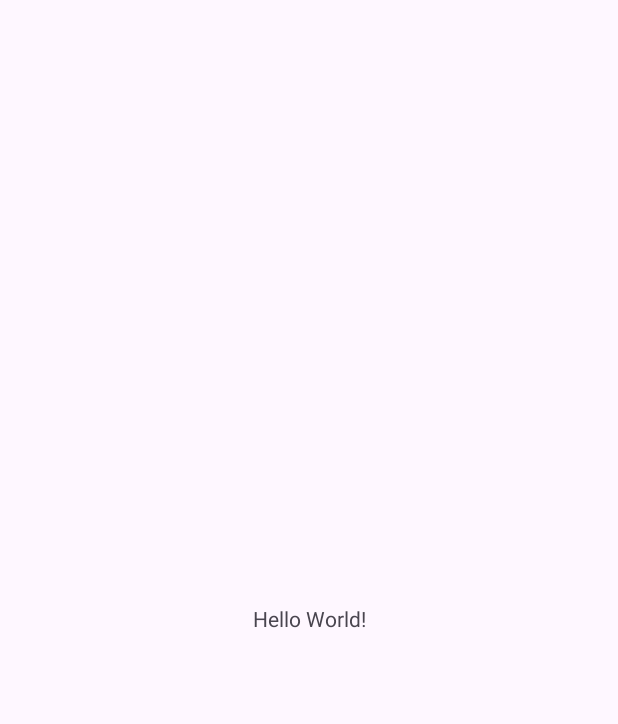
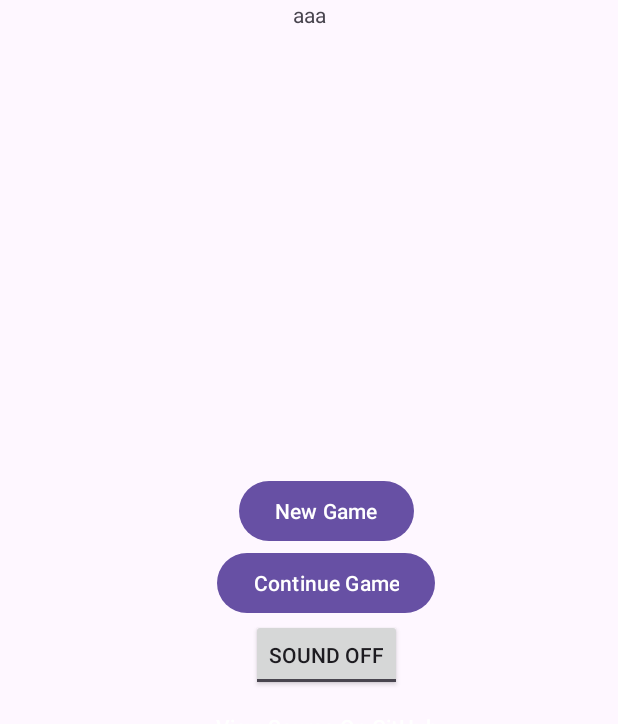
Before and after one commit to aaaa1597/AndKotlin-Breakout, an Android app: the screen it shows after launch (MainActivity), on a phone screen of 412 x 824 dp. Before the commit the part shown is almost empty. Shown: the top 724 px of the screen. Run offline under Robolectric (Android 15) with nearby library versions, the phone set to English and light mode, and no system bars.

Commit message:
UI作成中

```diff
--- a/app/src/main/java/com/dhbikoff/breakout/MainActivity.java
+++ b/app/src/main/java/com/dhbikoff/breakout/MainActivity.java
@@ -14,11 +14,13 @@ public class MainActivity extends AppCompatActivity {
     protected void onCreate(Bundle savedInstanceState) {
         super.onCreate(savedInstanceState);
         EdgeToEdge.enable(this);
-        setContentView(R.layout.activity_main);
+        setContentView(R.layout.splash);
         ViewCompat.setOnApplyWindowInsetsListener(findViewById(R.id.main), (v, insets) -> {
             Insets systemBars = insets.getInsets(WindowInsetsCompat.Type.systemBars());
             v.setPadding(systemBars.left, systemBars.top, systemBars.right, systemBars.bottom);
             return insets;
         });
+
+
     }
 }
--- a/app/src/main/res/layout/activity_main.xml
+++ /dev/null
@@ -1,20 +0,0 @@
-<?xml version="1.0" encoding="utf-8"?>
-<androidx.constraintlayout.widget.ConstraintLayout
-    xmlns:android="http://schemas.android.com/apk/res/android"
-    xmlns:app="http://schemas.android.com/apk/res-auto"
-    xmlns:tools="http://schemas.android.com/tools"
-    android:id="@+id/main"
-    android:layout_width="match_parent"
-    android:layout_height="match_parent"
-    tools:context=".MainActivity">
-
-    <TextView
-        android:layout_width="wrap_content"
-        android:layout_height="wrap_content"
-        android:text="Hello World!"
-        app:layout_constraintBottom_toBottomOf="parent"
-        app:layout_constraintEnd_toEndOf="parent"
-        app:layout_constraintStart_toStartOf="parent"
-        app:layout_constraintTop_toTopOf="parent" />
-
-</androidx.constraintlayout.widget.ConstraintLayout>
--- /dev/null
+++ b/app/src/main/res/layout/splash.xml
@@ -0,0 +1,66 @@
+<?xml version="1.0" encoding="utf-8"?>
+<androidx.constraintlayout.widget.ConstraintLayout
+    xmlns:android="http://schemas.android.com/apk/res/android"
+    xmlns:app="http://schemas.android.com/apk/res-auto"
+    xmlns:tools="http://schemas.android.com/tools"
+    android:id="@+id/main"
+    android:layout_width="match_parent"
+    android:layout_height="match_parent"
+    tools:context=".MainActivity">
+
+    <TextView
+        android:id="@+id/hiScoreView"
+        android:layout_width="wrap_content"
+        android:layout_height="wrap_content"
+        android:text="@string/score"
+        app:layout_constraintEnd_toEndOf="parent"
+        app:layout_constraintStart_toStartOf="parent"
+        app:layout_constraintTop_toTopOf="parent" />
+
+    <Button
+        android:id="@+id/newGameButton"
+        android:layout_width="wrap_content"
+        android:layout_height="wrap_content"
+        android:layout_marginTop="1dp"
+        android:text="@string/launch"
+        app:layout_constraintBottom_toTopOf="@+id/contGameButton"
+        app:layout_constraintEnd_toEndOf="@+id/hiScoreView"
+        app:layout_constraintStart_toEndOf="@+id/hiScoreView"
+        app:layout_constraintTop_toTopOf="parent"
+        app:layout_constraintVertical_chainStyle="packed" />
+
+    <Button
+        android:id="@+id/contGameButton"
+        android:layout_width="wrap_content"
+        android:layout_height="wrap_content"
+        android:text="@string/cont"
+        app:layout_constraintBottom_toTopOf="@+id/soundToggleButton"
+        app:layout_constraintEnd_toEndOf="@+id/hiScoreView"
+        app:layout_constraintStart_toEndOf="@+id/hiScoreView"
+        app:layout_constraintTop_toBottomOf="@+id/newGameButton" />
+
+    <ToggleButton
+        android:id="@+id/soundToggleButton"
+        android:layout_width="wrap_content"
+        android:layout_height="wrap_content"
+        android:text="@string/sound"
+        android:textOff="Sound OFF"
+        android:textOn="Sound ON"
+        app:layout_constraintBottom_toTopOf="@+id/sourceTextView"
+        app:layout_constraintEnd_toEndOf="@+id/hiScoreView"
+        app:layout_constraintStart_toEndOf="@+id/hiScoreView"
+        app:layout_constraintTop_toBottomOf="@+id/contGameButton" />
+
+    <Button
+        android:id="@+id/sourceTextView"
+        android:layout_width="wrap_content"
+        android:layout_height="wrap_content"
+        android:background="@android:color/transparent"
+        android:text="@string/source"
+        app:layout_constraintBottom_toBottomOf="parent"
+        app:layout_constraintEnd_toEndOf="@+id/hiScoreView"
+        app:layout_constraintStart_toEndOf="@+id/hiScoreView"
+        app:layout_constraintTop_toBottomOf="@+id/soundToggleButton" />
+
+
+</androidx.constraintlayout.widget.ConstraintLayout>
--- a/app/src/main/res/values/strings.xml
+++ b/app/src/main/res/values/strings.xml
@@ -1,3 +1,9 @@
 <resources>
-    <string name="app_name">Android-Breakout</string>
+    <string name="app_name">Breakout</string>
+    <string name="title_activity_breakout">Breakout</string>
+    <string name="launch">New Game</string>
+    <string name="cont">Continue Game</string>
+    <string name="sound">Sound</string>
+    <string name="score">aaa</string>
+    <string name="source"><u>View Source On GitHub</u></string>
 </resources>
```
